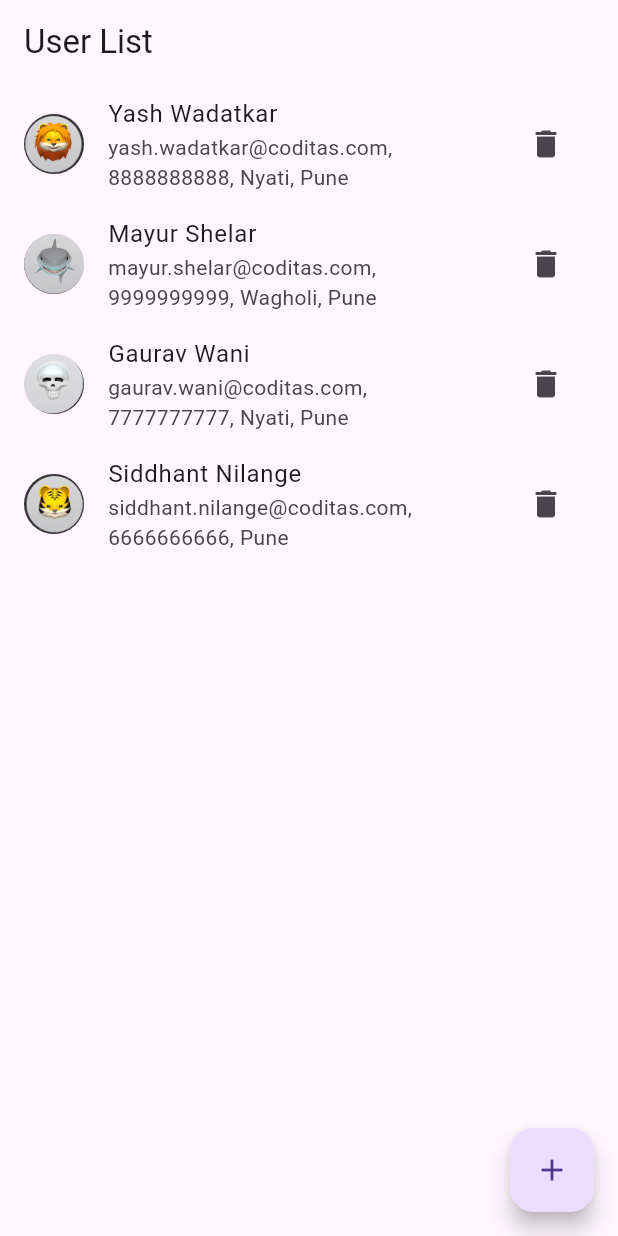
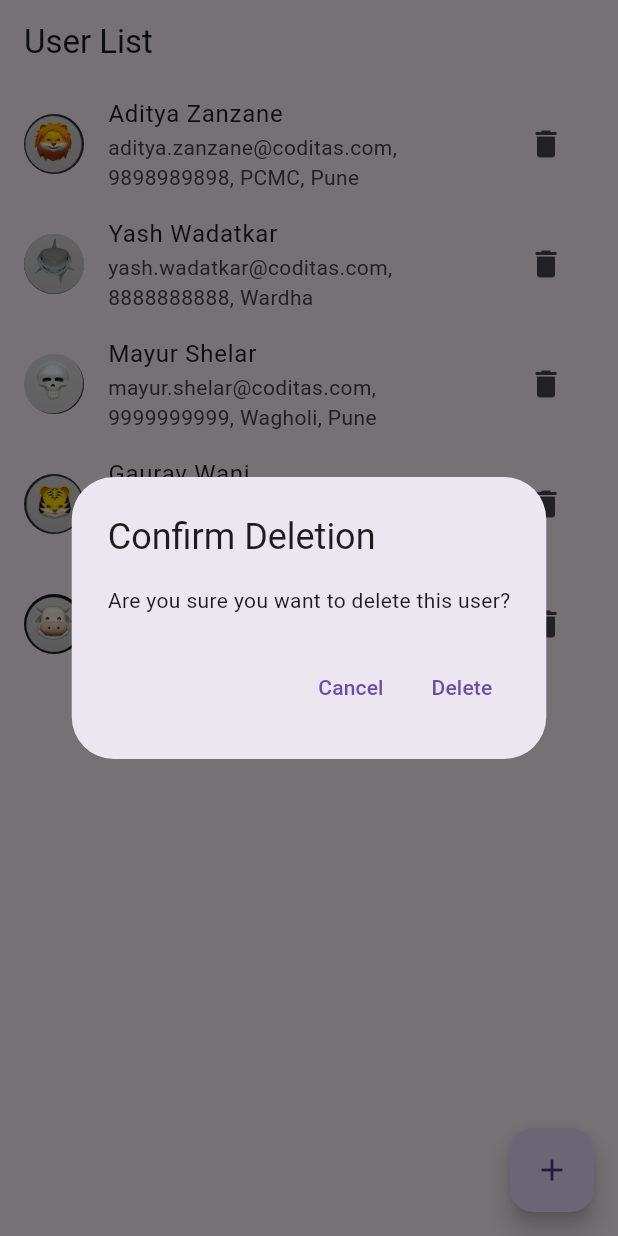
Before and after one commit to adityazanzane-coditas/State-Management-Flutter, a Flutter app: the screen it shows after launch, after a tap on the "delete" icon, on a phone screen of 412 x 824 dp. Run offline on Flutter 3.47's test engine with Material 3 defaults, Android fonts, the phone set to English and light mode, and no system bars.

Commit message:
Changes in delete button

```diff
--- a/lib/main.dart
+++ b/lib/main.dart
@@ -10,10 +10,9 @@ class UserApp extends StatelessWidget {
 
   @override
   Widget build(BuildContext context) {
-    return MaterialApp(
+    return const MaterialApp(
       title: 'User Details',
-      theme: ThemeData(primaryColor: Colors.amber),
-      home: const UserListScreen(),
+      home: UserListScreen(),
     );
   }
 }
--- a/lib/screens/user_list_screen.dart
+++ b/lib/screens/user_list_screen.dart
@@ -23,7 +23,7 @@ class _UserListScreenState extends State<UserListScreen> {
       name: 'Yash Wadatkar',
       email: 'yash.wadatkar@coditas.com',
       phone: '8888888888',
-      address: 'Nyati, Pune',
+      address: 'Wardha',
       avatar: '',
     ),
     User(
@@ -37,14 +37,14 @@ class _UserListScreenState extends State<UserListScreen> {
       name: 'Gaurav Wani',
       email: 'gaurav.wani@coditas.com',
       phone: '7777777777',
-      address: 'Nyati, Pune',
+      address: 'Jalgoan',
       avatar: '',
     ),
     User(
       name: 'Siddhant Nilange',
       email: 'siddhant.nilange@coditas.com',
       phone: '6666666666',
-      address: 'Pune',
+      address: 'Parbhani',
       avatar: '',
     ),
   ];
@@ -100,9 +100,33 @@ class _UserListScreenState extends State<UserListScreen> {
                   trailing: IconButton(
                     icon: const Icon(Icons.delete),
                     onPressed: () {
-                      setState(() {
-                        users.removeAt(index);
-                      });
+                      showDialog(
+                        context: context,
+                        builder: (BuildContext context) {
+                          return AlertDialog(
+                            title: const Text('Confirm Deletion'),
+                            content: const Text(
+                                'Are you sure you want to delete this user?'),
+                            actions: <Widget>[
+                              TextButton(
+                                onPressed: () {
+                                  Navigator.of(context).pop();
+                                },
+                                child: const Text('Cancel'),
+                              ),
+                              TextButton(
+                                onPressed: () {
+                                  setState(() {
+                                    users.removeAt(index);
+                                  });
+                                  Navigator.of(context).pop();
+                                },
+                                child: const Text('Delete'),
+                              ),
+                            ],
+                          );
+                        },
+                      );
                     },
                   ),
 
```
Also changed, not shown: pubspec.yaml (+1 -68 lines).
